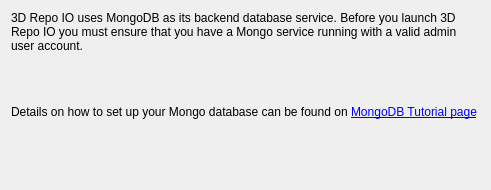
First picture: the form in tools/release/installer/packages/org.3drepo.io/meta/runMongo.ui, repository 3drepo/3drepo.io, before the edit.
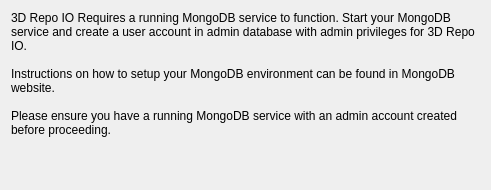
Second picture: the form after the edit.

Commit message: #211 add "you need to start your mongodb page"

Diff of the .ui file:
```diff
--- a/tools/release/installer/packages/org.3drepo.io/meta/runMongo.ui
+++ b/tools/release/installer/packages/org.3drepo.io/meta/runMongo.ui
@@ -29,7 +29,11 @@
    <item>
     <widget class="QLabel" name="label_2">
      <property name="text">
-      <string>&lt;html&gt;&lt;head/&gt;&lt;body&gt;&lt;p&gt;3D Repo IO uses MongoDB as its backend database service. Before you launch 3D Repo IO you must ensure that you have a Mongo service running with a valid admin user account.&lt;/p&gt;&lt;p&gt;&lt;br/&gt;&lt;/p&gt;&lt;p&gt;Details on how to set up your Mongo database can be found on &lt;a href=&quot;https://docs.mongodb.com/manual/tutorial/&quot;&gt;&lt;span style=&quot; text-decoration: underline; color:#0000ff;&quot;&gt;MongoDB Tutorial page&lt;/span&gt;&lt;/a&gt;&lt;/p&gt;&lt;/body&gt;&lt;/html&gt;</string>
+		 <string>3D Repo IO Requires a running MongoDB service to function. Start your MongoDB service and create a user account in admin database with admin privileges for 3D Repo IO.
+
+Instructions on how to setup your MongoDB environment can be found in MongoDB website. 
+	
+Please ensure you have a running MongoDB service with an admin account created before proceeding.</string>
      </property>
      <property name="wordWrap">
       <bool>true</bool>
```
Left out of the diff: 9 changed lines with no effect on the pictures. The commit also changes 2 other files.
